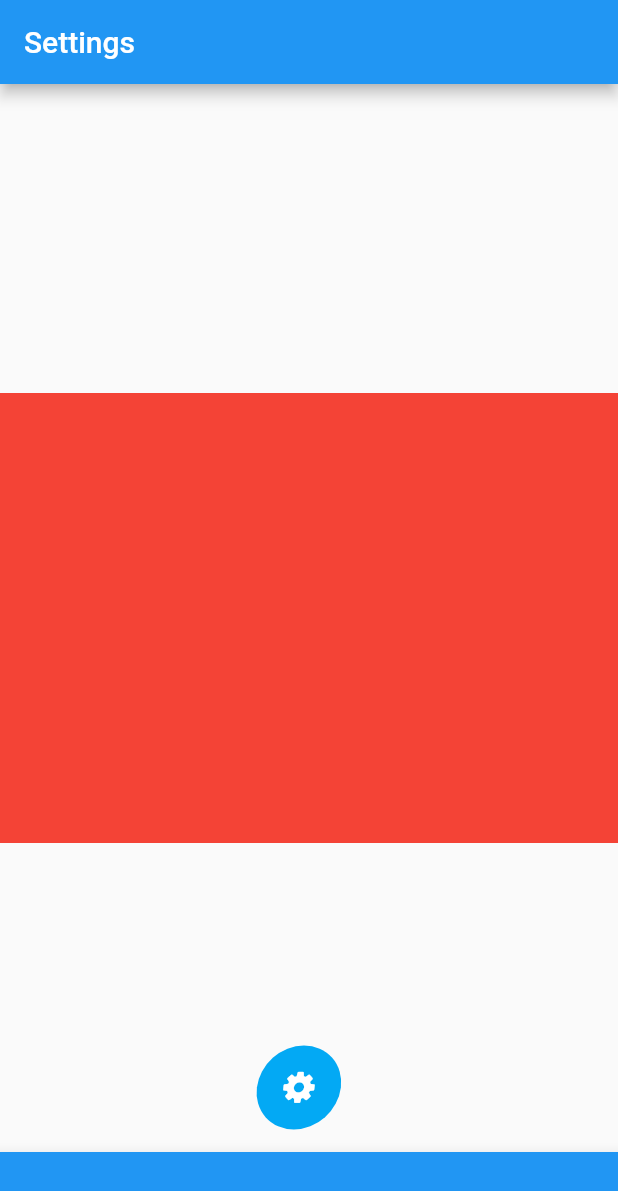
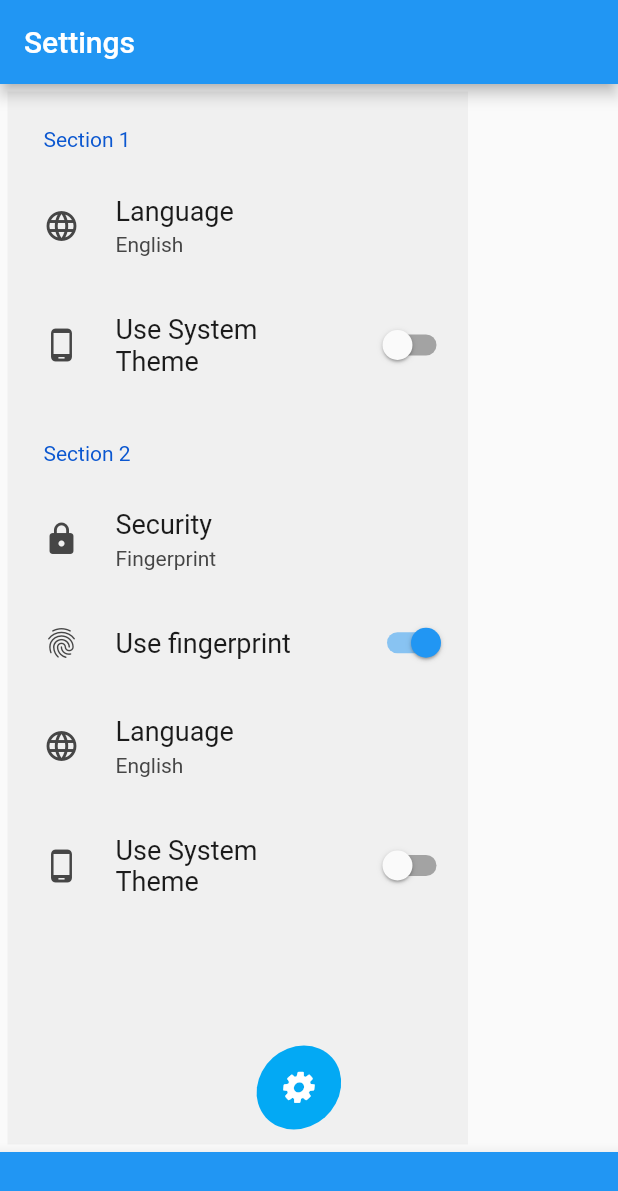
Before and after one commit to BigDeeEss/dash_cam_app, a Flutter app: the screen it shows after launch, after a tap on an icon or button, on a phone screen of 412 x 824 dp. Shown: the top 1191 px of the screen. Run offline on Flutter 3.47's test engine with Material 2 defaults, Android fonts, the phone set to English and light mode, and no system bars; drawn by our look-alikes of settings_ui.

Commit message:
Add app settings page.
A simple settings page implemented using settings_ui.dart.

```diff
--- a/lib/settings_page_contents.dart
+++ b/lib/settings_page_contents.dart
@@ -1,11 +1,87 @@
 //  Import flutter packages.
 import 'package:flutter/material.dart';
+import 'package:settings_ui/settings_ui.dart';
 
-class SettingsPageContents extends StatelessWidget {
+class SettingsPageContents extends StatefulWidget {
   const SettingsPageContents({Key? key}) : super(key: key);
 
   @override
+  State<SettingsPageContents> createState() => _SettingsPageContentsState();
+}
+
+class _SettingsPageContentsState extends State<SettingsPageContents> {
+  @override
   Widget build(BuildContext context) {
+    bool isSwitched = false;
+
+    return Padding(
+      padding: EdgeInsetsDirectional.only(
+        start: 5,
+        top: 5,
+        end: 100,
+        bottom: 5,
+      ),
+      child: SettingsList(
+        sections: [
+          SettingsSection(
+            titlePadding: EdgeInsets.all(20),
+            title: 'Section 1',
+            tiles: [
+              SettingsTile(
+                title: 'Language',
+                subtitle: 'English',
+                leading: Icon(Icons.language),
+                onPressed: (BuildContext context) {},
+              ),
+              SettingsTile.switchTile(
+                title: 'Use System Theme',
+                leading: Icon(Icons.phone_android),
+                switchValue: isSwitched,
+                onToggle: (value) {
+                  setState(() {
+                    isSwitched = value;
+                  });
+                },
+              ),
+            ],
+          ),
+          SettingsSection(
+            titlePadding: EdgeInsets.all(20),
+            title: 'Section 2',
+            tiles: [
+              SettingsTile(
+                title: 'Security',
+                subtitle: 'Fingerprint',
+                leading: Icon(Icons.lock),
+                onPressed: (BuildContext context) {},
+              ),
+              SettingsTile.switchTile(
+                title: 'Use fingerprint',
+                leading: Icon(Icons.fingerprint),
+                switchValue: true,
+                onToggle: (value) {},
+              ),
+              SettingsTile(
+                title: 'Language',
+                subtitle: 'English',
+                leading: Icon(Icons.language),
+                onPressed: (BuildContext context) {},
+              ),
+              SettingsTile.switchTile(
+                title: 'Use System Theme',
+                leading: Icon(Icons.phone_android),
+                switchValue: isSwitched,
+                onToggle: (value) {
+                  setState(() {
+                    isSwitched = value;
+                  });
+                },
+              ),
+            ],
+          ),
+        ],
+      ),
+    );
     return Center(
       child: Container(
         width: 600,
--- a/pubspec.yaml
+++ b/pubspec.yaml
@@ -29,7 +29,7 @@ dependencies:
   # Use with the CupertinoIcons class for iOS style icons.
   cupertino_icons: ^1.0.2
 
-  # The following package offers simple widgets for creating anapp settings page.
+  # The following package offers simple widgets for creating an app settings page.
   settings_ui: ^1.0.0
 
 dev_dependencies:
```
